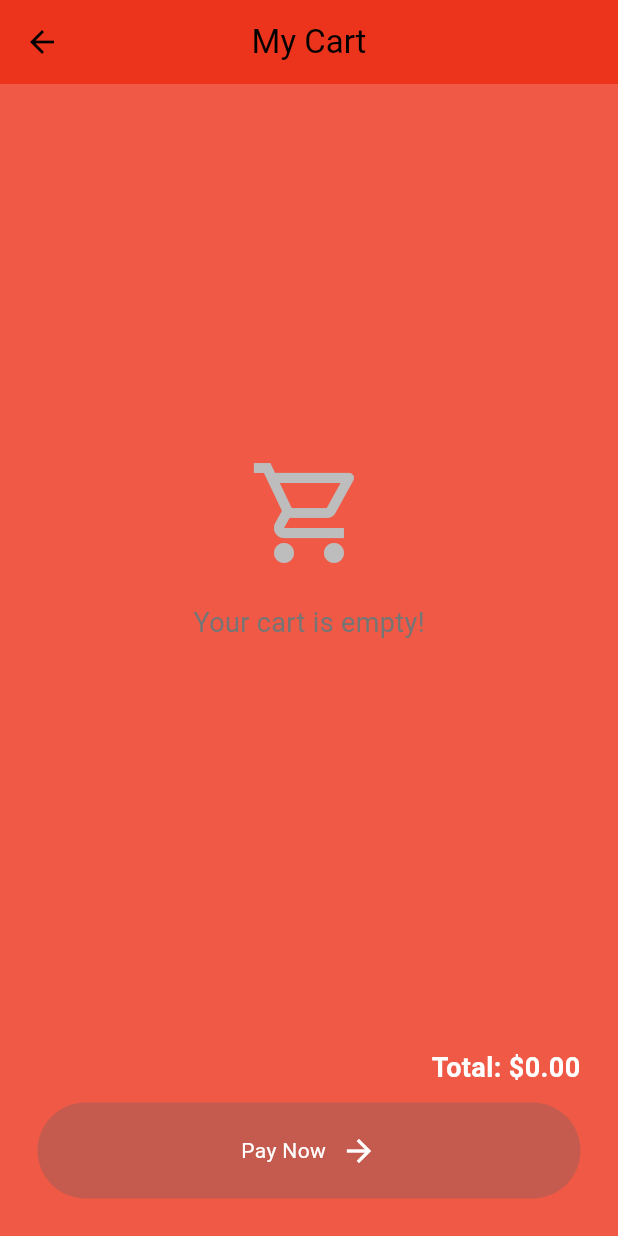
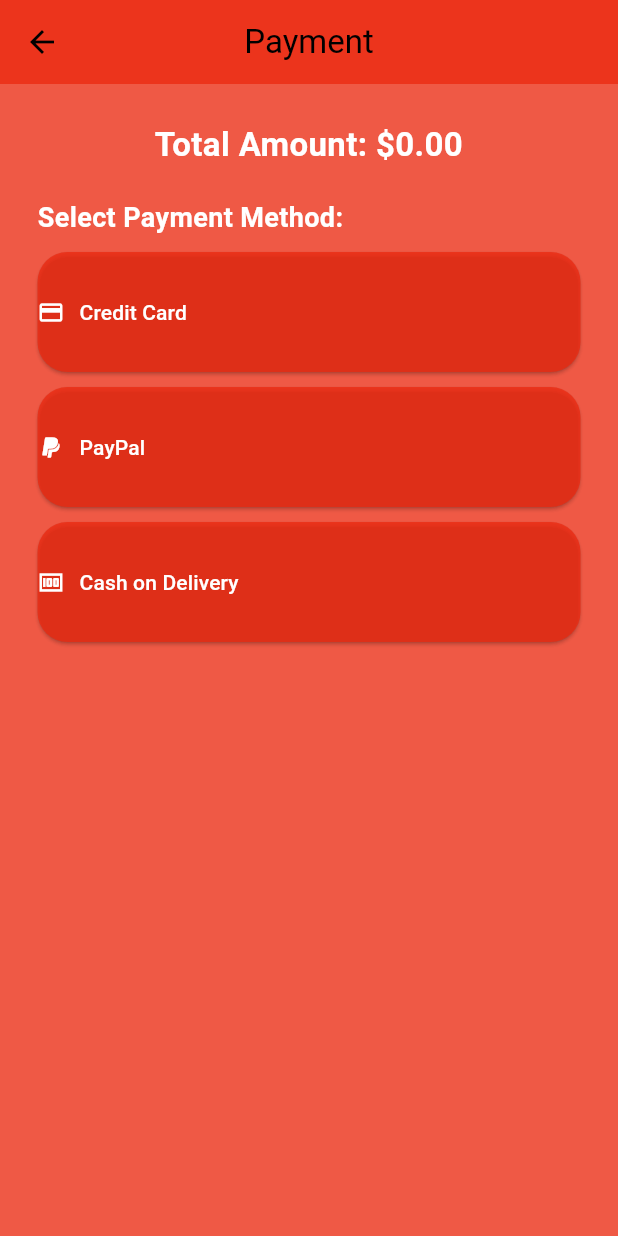
Before and after one commit to Thongngy/App, a Flutter app: the CartPage screen opened by its route, after a tap on "Pay Now", on a phone screen of 412 x 824 dp. Run offline on Flutter 3.47's test engine with Material 3 defaults, Android fonts, the light colour scheme and no system bars; our stand-ins replace google_fonts.

Commit message:
add new code

```diff
--- a/lib/page/cart_page.dart
+++ b/lib/page/cart_page.dart
@@ -1,6 +1,7 @@
 import 'package:flutter/material.dart';
 import 'package:provider/provider.dart';
 import 'package:weather/components/button.dart';
+import 'package:weather/page/payment_page.dart';
 import 'package:weather/theme/colors.dart';
 
 import '../models/food.dart';
@@ -114,7 +115,10 @@ Widget build(BuildContext context) {
                 MyButton(
                   text: "Pay Now",
                   onTap: () {
-                    // Implement payment logic
+                    Navigator.push(
+                      context,
+                      MaterialPageRoute(builder: (context) => const PaymentPage()),
+                    );
                   },
                 ),
               ],
@@ -125,112 +129,4 @@ Widget build(BuildContext context) {
     ),
   );
 }
-
 }
-
-
-
-
-
-
-
-
-
-
-
-
-
-
-
-
-
-
-
-
-
-
-
-
-
-
-
-
-
-
-
-
-
-
-
-
-
-
-
-
-
-
-
-
-
-
-
-
-
-
-
-
-
-
-
-
-
-
-
-
-
-
-
-
-
-
-
-
-
-// import 'package:flutter/material.dart';
-
-// class CartPage extends StatelessWidget {
-//   const CartPage({super.key});
-
-//   @override
-//   Widget build(BuildContext context) {
-//     return Scaffold(
-//       appBar: AppBar(
-//         title: const Text("My Cart"),
-//         centerTitle: true, // Center the title
-//         backgroundColor: Colors.transparent,
-//         elevation: 0,
-//         foregroundColor: Colors.black,
-//       ),
-//       body: Center(
-//         child: Column(
-//           mainAxisAlignment: MainAxisAlignment.center,
-//           children: [
-//             Icon(
-//               Icons.shopping_cart_outlined,
-//               size: 80,
-//               color: Colors.grey.shade400,
-//             ),
-//             const SizedBox(height: 20),
-//             Text(
-//               'Your cart is empty!',
-//               style: TextStyle(
-//                 fontSize: 18,
-//                 color: Colors.grey.shade600,
-//               ),
-//             ),
-//           ],
-//         ),
-//       ),
-//     );
-//   }
-// }
--- a/lib/page/food_details_page.dart
+++ b/lib/page/food_details_page.dart
@@ -64,6 +64,7 @@ void incrementQuantity(){
               onPressed: () {
                 Navigator.of(context).pop();
               },
+
               child: const Text("OK"),
             ),
           ],
@@ -206,7 +207,9 @@ void incrementQuantity(){
             ),
             const SizedBox(height: 25),
             //add to cart button
-            MyButton(text: "Add To Cart", onTap: addToCart),
+            MyButton(text: "Add To Cart",
+            onTap: addToCart,
+            ),
           ],
           ),
         ),
--- /dev/null
+++ b/lib/page/payment_page.dart
@@ -0,0 +1,119 @@
+import 'package:flutter/material.dart';
+import 'package:provider/provider.dart';
+import 'package:weather/models/shop.dart';
+import 'package:weather/payment/Credit_Card_page';
+import 'package:weather/payment/cashondelivery.dart';
+import 'package:weather/payment/paypal_page.dart';
+import 'package:weather/theme/colors.dart';
+
+
+class PaymentPage extends StatelessWidget {
+  const PaymentPage({super.key});
+
+  void _navigateToPaymentPage(BuildContext context, Widget page) {
+    Navigator.push(
+      context,
+      MaterialPageRoute(builder: (context) => page),
+    );
+  }
+
+  @override
+  Widget build(BuildContext context) {
+    final shop = Provider.of<Shop>(context);
+
+    return Scaffold(
+      backgroundColor: primaryColor,
+      appBar: AppBar(
+        title: const Text("Payment"),
+        centerTitle: true,
+        backgroundColor: primaryColor,
+        elevation: 0,
+        foregroundColor: Colors.black,
+      ),
+      body: Padding(
+        padding: const EdgeInsets.all(25.0),
+        child: Column(
+          crossAxisAlignment: CrossAxisAlignment.stretch,
+          children: [
+            Text(
+              'Total Amount: \$${shop.totalPrice.toStringAsFixed(2)}',
+              style: const TextStyle(
+                fontSize: 22,
+                fontWeight: FontWeight.bold,
+                color: Colors.white,
+              ),
+              textAlign: TextAlign.center,
+            ),
+            const SizedBox(height: 20),
+
+            const Text(
+              "Select Payment Method:",
+              style: TextStyle(
+                fontSize: 18,
+                fontWeight: FontWeight.bold,
+                color: Colors.white,
+              ),
+            ),
+            const SizedBox(height: 10),
+            ElevatedButton(
+              style: ElevatedButton.styleFrom(
+                backgroundColor: primaryColor,
+                padding: const EdgeInsets.symmetric(vertical: 30),
+                shape: RoundedRectangleBorder(borderRadius: BorderRadius.circular(20)),
+              ),
+              onPressed: () {
+                _navigateToPaymentPage(context, const CreditCardPage());
+              },
+              child: const Row(
+                children:  [
+
+                  Icon(Icons.credit_card, color: Colors.white),
+                  SizedBox(width: 10),
+                  Text("Credit Card", style: TextStyle(color: Colors.white)),
+                ],
+              ),
+            ),
+            const SizedBox(height: 10),
+            ElevatedButton(
+              style: ElevatedButton.styleFrom(
+                backgroundColor: primaryColor,
+                padding: const EdgeInsets.symmetric(vertical: 30),
+                shape: RoundedRectangleBorder(borderRadius: BorderRadius.circular(20)),
+              ),
+              onPressed: () {
+                _navigateToPaymentPage(context, const PayPalPayment());
+              },
+              child: const Row(
+                children: [
+                  Icon(Icons.paypal, color: Colors.white),
+                  SizedBox(width: 10),
+                  Text("PayPal", style: TextStyle(color: Colors.white)),
+                ],
+              ),
+            ),
+            const SizedBox(height: 10),
+            ElevatedButton(
+              style: ElevatedButton.styleFrom(
+                backgroundColor: primaryColor,
+                padding: const EdgeInsets.symmetric(vertical: 30),
+                shape: RoundedRectangleBorder(borderRadius: BorderRadius.circular(20)),
+              ),
+              onPressed: () {
+                _navigateToPaymentPage(context, const CashOnDeliveryPayment());
+              },
+              child: const Row(
+                children:  [
+                  Icon(Icons.money, color: Colors.white),
+                  SizedBox(width: 10),
+                  Text("Cash on Delivery", style: TextStyle(color: Colors.white)),
+                ],
+              ),
+            ),
+
+            const Spacer(),
+          ],
+        ),
+      ),
+    );
+  }
+}
--- a/lib/theme/colors.dart
+++ b/lib/theme/colors.dart
@@ -3,3 +3,4 @@ import 'package:flutter/material.dart';
 var primaryColor =const Color.fromARGB(199, 235, 42, 17);
 var blueColor = const Color.fromARGB(200, 20, 112, 241);
 var secondaryColor = const Color.fromARGB(109, 140, 94, 91);
+var ThirdaryColor = const Color.fromARGB(108, 10, 195, 223);
```
Also changed, not shown: lib/page/delivery_page.dart (added, +88 -0 lines), lib/payment/cashondelivery.dart (added, +139 -0 lines), lib/payment/paypal_page.dart (added, +121 -0 lines), lib/payment/sea.dart (added), 1 other file.
